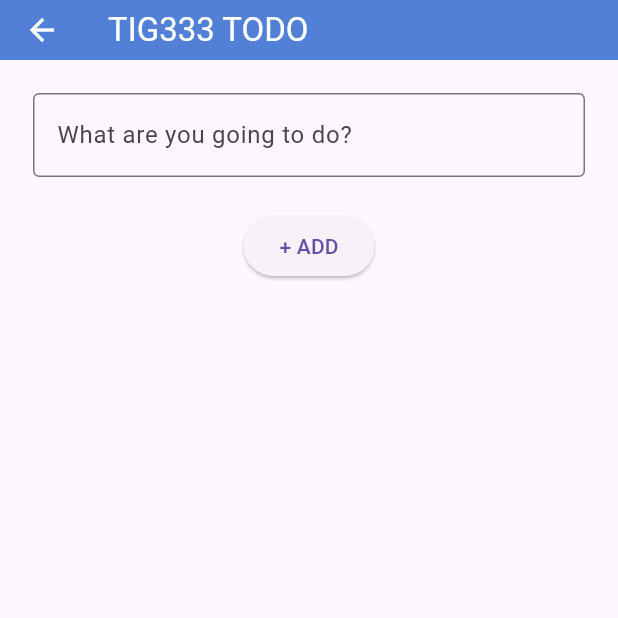
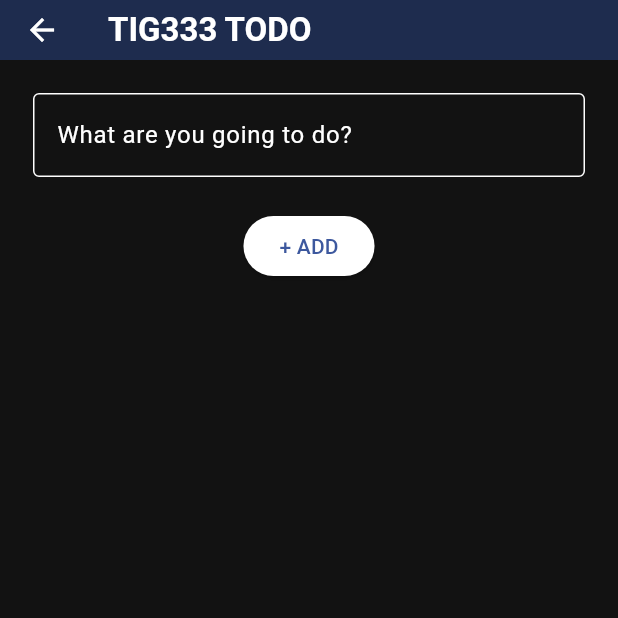
Before and after one commit to gu-tig333-ht24/gusorrte, a Flutter app: the screen it shows after launch, after a tap on the "add" icon, on a phone screen of 412 x 824 dp, the top half of it. Run offline on Flutter 3.47's test engine with Material 3 defaults, Android fonts, the phone set to English and light mode, and no system bars; Roboto replaces fonts that are missing (Verdana).

Commit message:
Made changes required for step 2 and created different files for different purposes for visual clarity, updated theme

```diff
--- /dev/null
+++ b/devtools_options.yaml
@@ -0,0 +1,3 @@
+description: This file stores settings for Dart & Flutter DevTools.
+documentation: https://docs.flutter.dev/tools/devtools/extensions#configure-extension-enablement-states
+extensions:
--- a/lib/main.dart
+++ b/lib/main.dart
@@ -1,4 +1,5 @@
 import 'package:flutter/material.dart';
+import 'screens/home_page.dart';
 
 void main() {
   runApp(const MyApp());
@@ -10,114 +11,14 @@ class MyApp extends StatelessWidget {
   @override
   Widget build(BuildContext context) {
     return MaterialApp(
-      home: HomePage(),
+      theme: ThemeData(
+        brightness: Brightness.dark,
+        colorScheme: ColorScheme.dark(
+          primary: const Color.fromARGB(255, 61, 88, 158),
+          secondary: const Color.fromARGB(255, 255, 255, 255),
+        ),
+      ),
+      home: const HomePage(),
     );
   }
 }
-
-class AppBarDesign extends StatelessWidget implements PreferredSizeWidget {
-  final List<Widget>? actions;
-
-  const AppBarDesign({super.key, this.actions});
-
-  @override
-  Widget build(BuildContext context) {
-    return AppBar(
-      backgroundColor: Color.fromARGB(255, 81, 128, 214),
-      foregroundColor: Colors.white,
-      title: Text("TIG333 TODO"),
-      actions: actions,
-    );
-  }
-
-  @override
-  Size get preferredSize => Size.fromHeight(40.0);
-}
-
-class HomePage extends StatelessWidget {
-  const HomePage({super.key});
-
-  @override
-  Widget build(BuildContext context) {
-    return Scaffold(
-      appBar: AppBarDesign(
-        actions: [
-          PopupMenuButton(
-            itemBuilder: (BuildContext context) {
-              return [
-                const PopupMenuItem(
-                  //Will find way to clean this up
-                  child: Text("All"),
-                ),
-                const PopupMenuItem(
-                  child: Text("Done"),
-                ),
-                const PopupMenuItem(
-                  child: Text("Undone"),
-                ),
-              ];
-            },
-          ),
-        ],
-      ),
-      body: ListView(
-        //Will eventually put this into a list but kept this as this for now as an example
-        children: [
-          ListTile(
-            leading: Checkbox(
-              value: false,
-              onChanged: (bool? value) {},
-            ),
-            title: Text(
-              "Task 1",
-              style: TextStyle(fontSize: 20),
-            ),
-            trailing: IconButton(
-              icon: Icon(Icons.close),
-              onPressed: () {},
-            ),
-          ),
-        ],
-      ),
-      floatingActionButton: FloatingActionButton(
-        onPressed: () {
-          Navigator.push(
-            context,
-            MaterialPageRoute(builder: (context) => const TodosAdd()),
-          );
-        },
-        child: Icon(Icons.add),
-      ),
-    );
-  }
-}
-
-class TodosAdd extends StatelessWidget {
-  const TodosAdd({super.key});
-
-  @override
-  Widget build(BuildContext context) {
-    return Scaffold(
-      appBar: const AppBarDesign(),
-      body: Center(
-        child: Column(
-          children: <Widget>[
-            Padding(
-              padding: EdgeInsets.all(22.0),
-              child: TextField(
-                decoration: InputDecoration(
-                  border: OutlineInputBorder(),
-                  hintText: 'What are you going to do?',
-                ),
-              ),
-            ),
-            ElevatedButton(
-              onPressed: () {},
-              child: Text('+ ADD'),
-            ),
-          ],
-        ),
-      ),
-    );
-  }
-}
--- /dev/null
+++ b/lib/screens/home_page.dart
@@ -0,0 +1,115 @@
+import 'package:flutter/material.dart';
+import '../models/task.dart';
+import '../widgets/app_bar_design.dart';
+import 'todos_add.dart';
+
+class HomePage extends StatefulWidget {
+  const HomePage({super.key});
+
+  @override
+  State<HomePage> createState() => _HomePageState();
+}
+
+class _HomePageState extends State<HomePage> {
+  final List<Task> _taskList = [];
+  String _filterOption = 'All';
+
+  @override
+  Widget build(BuildContext context) {
+    List<Task> filteredTaskList;
+
+    if (_filterOption == 'All') {
+      filteredTaskList = _taskList;
+    } else if (_filterOption == 'Done') {
+      filteredTaskList = _taskList.where((task) => task.taskFinished).toList();
+    } else if (_filterOption == 'Undone') {
+      filteredTaskList = _taskList.where((task) => !task.taskFinished).toList();
+    } else {
+      filteredTaskList = _taskList;
+    }
+
+    return Scaffold(
+      appBar: AppBarDesign(
+        actions: [
+          PopupMenuButton<String>(
+            onSelected: (String value) {
+              setState(() {
+                _filterOption = value;
+              });
+            },
+            itemBuilder: (BuildContext context) {
+              return [
+                const PopupMenuItem<String>(
+                  value: 'All',
+                  child: Text("All"),
+                ),
+                const PopupMenuItem<String>(
+                  value: 'Done',
+                  child: Text("Done"),
+                ),
+                const PopupMenuItem<String>(
+                  value: 'Undone',
+                  child: Text("Undone"),
+                ),
+              ];
+            },
+          ),
+        ],
+      ),
+      body: ListView.separated(
+        itemCount: filteredTaskList.length,
+        itemBuilder: (context, index) {
+          final task = filteredTaskList[index];
+          return ListTile(
+            leading: Checkbox(
+              value: task.taskFinished,
+              onChanged: (bool? value) {
+                setState(() {
+                  task.taskFinished = value ?? false;
+                });
+              },
+              activeColor: Theme.of(context).colorScheme.secondary,
+            ),
+            title: Text(
+              task.input,
+              style: TextStyle(
+                fontSize: 20,
+                decoration:
+                    task.taskFinished ? TextDecoration.lineThrough : null,
+              ),
+            ),
+            trailing: IconButton(
+              icon: const Icon(Icons.close),
+              onPressed: () {
+                setState(() {
+                  _taskList.remove(task);
+                });
+              },
+            ),
+          );
+        },
+        separatorBuilder: (context, index) {
+          return Divider(
+            color: Theme.of(context).dividerColor,
+            thickness: 1,
+          );
+        },
+      ),
+      floatingActionButton: FloatingActionButton(
+        onPressed: () async {
+          final newTaskInput = await Navigator.push(
+            context,
+            MaterialPageRoute(builder: (context) => const TodosAdd()),
+          );
+
+          if (newTaskInput != null) {
+            setState(() {
+              _taskList.add(Task(input: newTaskInput));
+            });
+          }
+        },
+        child: const Icon(Icons.add),
+      ),
+    );
+  }
+}
--- /dev/null
+++ b/lib/screens/todos_add.dart
@@ -0,0 +1,60 @@
+import 'package:flutter/material.dart';
+import '../widgets/app_bar_design.dart';
+
+class TodosAdd extends StatefulWidget {
+  const TodosAdd({super.key});
+
+  @override
+  State<TodosAdd> createState() => _TodosAddState();
+}
+
+class _TodosAddState extends State<TodosAdd> {
+  final TextEditingController _textController = TextEditingController();
+
+  @override
+  Widget build(BuildContext context) {
+    return Scaffold(
+      appBar: const AppBarDesign(),
+      body: Center(
+        child: Column(
+          children: <Widget>[
+            Padding(
+              padding: const EdgeInsets.all(22.0),
+              child: TextField(
+                controller: _textController,
+                decoration: const InputDecoration(
+                  border: OutlineInputBorder(),
+                  hintText: 'What are you going to do?',
+                ),
+              ),
+            ),
+            ElevatedButton(
+              style: ElevatedButton.styleFrom(backgroundColor: Colors.white),
+              onPressed: () {
+                if (_textController.text.isNotEmpty) {
+                  ScaffoldMessenger.of(context).showSnackBar(
+                    const SnackBar(
+                      content: Text('Successfully added!'),
+                      duration: Duration(seconds: 2),
+                      backgroundColor: Colors.blueGrey,
+                    ),
+                  );
+                  Navigator.pop(context, _textController.text);
+                } else {
+                  ScaffoldMessenger.of(context).showSnackBar(
+                    const SnackBar(
+                      content: Text('Please input something before adding'),
+                      duration: Duration(seconds: 2),
+                      backgroundColor: Colors.blueGrey,
+                    ),
+                  );
+                }
+              },
+              child: const Text('+ ADD'),
+            ),
+          ],
+        ),
+      ),
+    );
+  }
+}
--- /dev/null
+++ b/lib/widgets/app_bar_design.dart
@@ -0,0 +1,22 @@
+import 'package:flutter/material.dart';
+
+class AppBarDesign extends StatelessWidget implements PreferredSizeWidget {
+  final List<Widget>? actions;
+
+  const AppBarDesign({super.key, this.actions});
+
+  @override
+  Widget build(BuildContext context) {
+    return AppBar(
+      backgroundColor: const Color.fromARGB(255, 30, 44, 78),
+      title: const Text(
+        "TIG333 TODO",
+        style: TextStyle(fontFamily: "Verdana", fontWeight: FontWeight.w700),
+      ),
+      actions: actions,
+    );
+  }
+
+  @override
+  Size get preferredSize => const Size.fromHeight(40.0);
+}
```
Also changed, not shown: lib/models/task.dart (added, +9 -0 lines).
